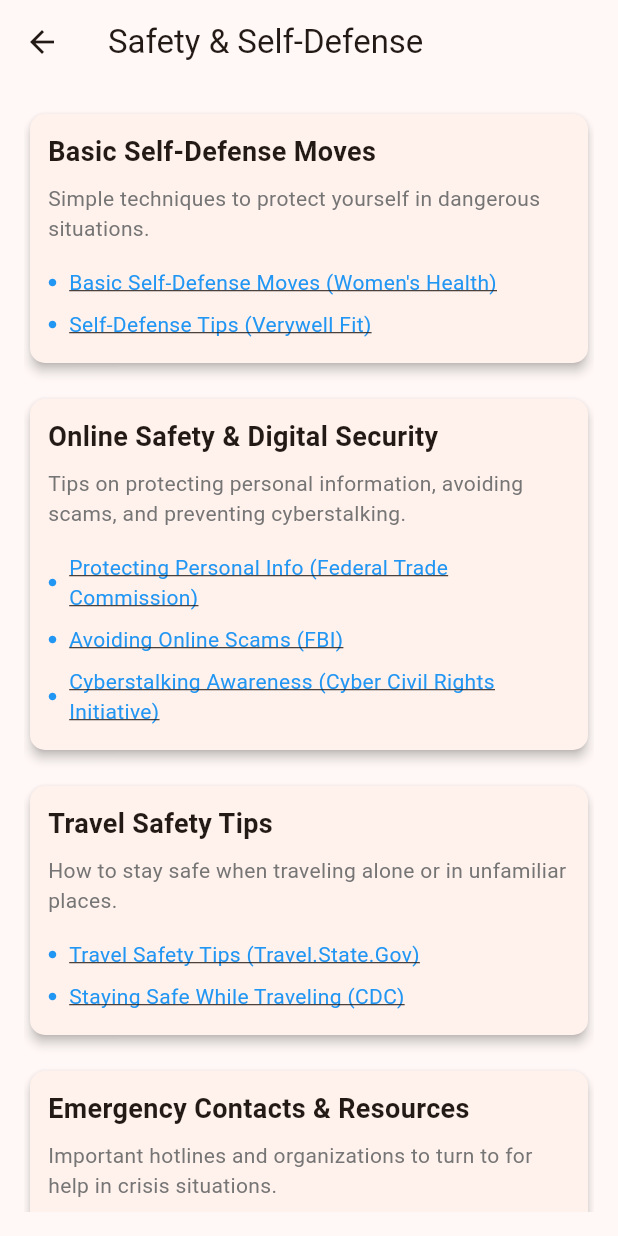
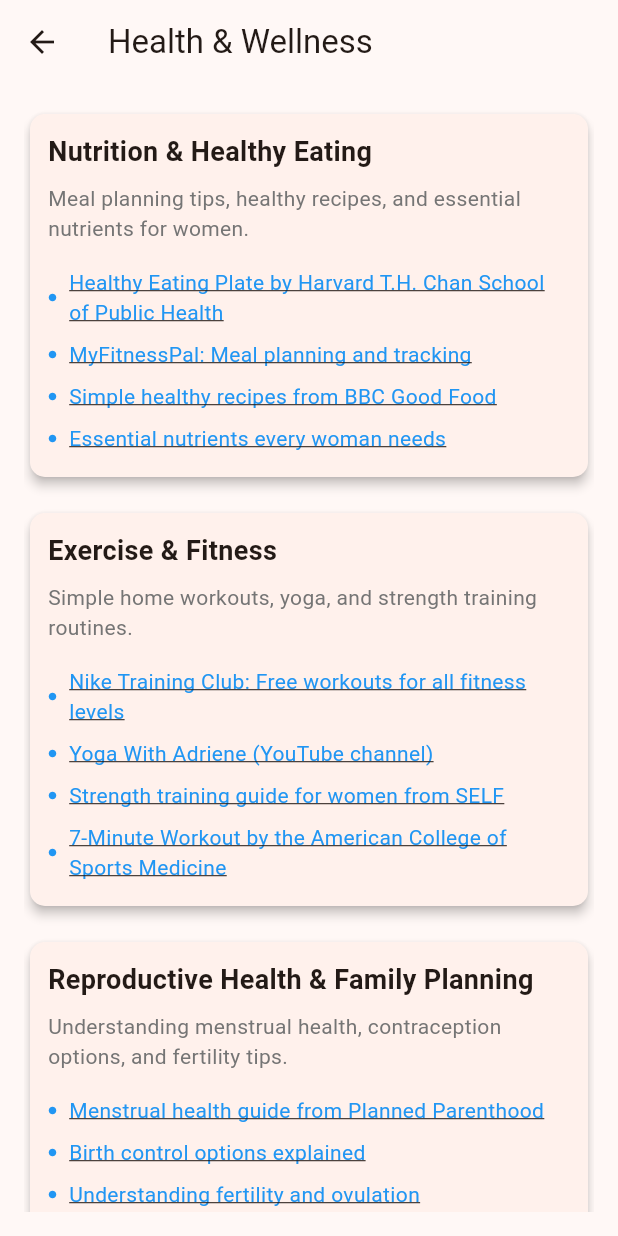
Before and after one commit to Kavya2004/SheZone, a Flutter app: the HealthScreen screen opened by its route, on a phone screen of 412 x 824 dp. Run offline on Flutter 3.47's test engine with Material 3 defaults, Android fonts, the phone set to English and light mode, and no system bars; our stand-ins replace cloud_firestore, firebase_core, google_generative_ai; accounts and stored records are empty.

Commit message:
fixed health screen!

```diff
--- a/lib/screens/material/health_screen.dart
+++ b/lib/screens/material/health_screen.dart
@@ -5,57 +5,69 @@
   @override
   Widget build(BuildContext context) {
     return Scaffold(
-      appBar: AppBar(title: Text("Safety & Self-Defense")),
+      appBar: AppBar(title: Text("Health & Wellness")),
       body: Padding(
         padding: const EdgeInsets.all(16.0),
         child: ListView(
           children: [
             _buildSection(
               context,
-              'Basic Self-Defense Moves',
-              'Simple techniques to protect yourself in dangerous situations.',
+              'Nutrition & Healthy Eating',
+              'Meal planning tips, healthy recipes, and essential nutrients for women.',
               {
-                'Basic Self-Defense Moves (Women\'s Health)':
-                'https://www.womenshealthmag.com/fitness/a19995744/basic-self-defense-moves/',
-                'Self-Defense Tips (Verywell Fit)':
-                'https://www.verywellfit.com/self-defense-basics-for-beginners-3498126',
+                'Healthy Eating Plate by Harvard T.H. Chan School of Public Health':
+                'https://www.hsph.harvard.edu/nutritionsource/healthy-eating-plate/',
+                'MyFitnessPal: Meal planning and tracking':
+                'https://www.myfitnesspal.com/',
+                'Simple healthy recipes from BBC Good Food':
+                'https://www.bbcgoodfood.com/recipes/collection/healthy-recipes',
+                'Essential nutrients every woman needs':
+                'https://www.webmd.com/diet/features/essential-nutrients-women',
               },
             ),
             _buildSection(
               context,
-              'Online Safety & Digital Security',
-              'Tips on protecting personal information, avoiding scams, and preventing cyberstalking.',
+              'Exercise & Fitness',
+              'Simple home workouts, yoga, and strength training routines.',
               {
-                'Protecting Personal Info (Federal Trade Commission)':
-                'https://www.consumer.ftc.gov/articles/0272-how-keep-your-personal-information-secure',
-                'Avoiding Online Scams (FBI)':
-                'https://www.fbi.gov/scams-and-safety/common-scams-and-crimes/internet-fraud',
-                'Cyberstalking Awareness (Cyber Civil Rights Initiative)':
-                'https://www.cybercivilrights.org/',
+                'Nike Training Club: Free workouts for all fitness levels':
+                'https://www.nike.com/ntc-app',
+                'Yoga With Adriene (YouTube channel)':
+                'https://www.youtube.com/user/yogawithadriene',
+                'Strength training guide for women from SELF':
+                'https://www.self.com/story/strength-training-guide',
+                '7-Minute Workout by the American College of Sports Medicine':
+                'https://well.blogs.nytimes.com/2013/05/09/the-scientific-7-minute-workout/',
               },
             ),
             _buildSection(
               context,
-              'Travel Safety Tips',
-              'How to stay safe when traveling alone or in unfamiliar places.',
+              'Reproductive Health & Family Planning',
+              'Understanding menstrual health, contraception options, and fertility tips.',
               {
-                'Travel Safety Tips (Travel.State.Gov)':
-                'https://travel.state.gov/content/travel/en/international-travel/before-you-go/travelers-checklist.html',
-                'Staying Safe While Traveling (CDC)':
-                'https://wwwnc.cdc.gov/travel/page/travelers-checklist',
+                'Menstrual health guide from Planned Parenthood':
+                'https://www.plannedparenthood.org/learn/health-and-wellness/menstruation',
+                'Birth control options explained':
+                'https://www.plannedparenthood.org/learn/birth-control',
+                'Understanding fertility and ovulation':
+                'https://www.healthline.com/health/how-to-track-ovulation',
+                'PCOS and reproductive health resources':
+                'https://www.pcosaa.org/pcos-awareness/',
               },
             ),
             _buildSection(
               context,
-              'Emergency Contacts & Resources',
-              'Important hotlines and organizations to turn to for help in crisis situations.',
+              'Managing Chronic Conditions',
+              'Coping strategies for conditions like PCOS, endometriosis, and autoimmune diseases.',
               {
-                'National Domestic Violence Hotline':
-                'https://www.thehotline.org/',
-                'RAINN (Rape, Abuse & Incest National Network)':
-                'https://www.rainn.org/',
-                'Crisis Text Line':
-                'https://www.crisistextline.org/',
+                'Living with PCOS: Tips from the Mayo Clinic':
+                'https://www.mayoclinic.org/diseases-conditions/pcos/symptoms-causes/syc-20353439',
+                'Endometriosis: Support and treatment options':
+                'https://www.endofound.org/',
+                'Managing autoimmune diseases (Cleveland Clinic)':
+                'https://my.clevelandclinic.org/health/diseases/22372-autoimmune-disease',
+                'Chronic condition self-management tips':
+                'https://www.cdc.gov/chronicdisease/resources/publications/factsheets/self-management.htm',
               },
             ),
           ],
@@ -105,9 +117,9 @@
                         Expanded(
                           child: InkWell(
                             onTap: () async {
-                              final url = Uri.parse(entry.value);  // Convert string to Uri
-                              if (await canLaunchUrl(url)) {  // Use canLaunchUrl
-                                await launchUrl(url);  // Use launchUrl
+                              final url = entry.value;
+                              if (await canLaunch(url)) {
+                                await launch(url);
                               } else {
                                 ScaffoldMessenger.of(context).showSnackBar(
                                   SnackBar(content: Text("Unable to open link")),
```
